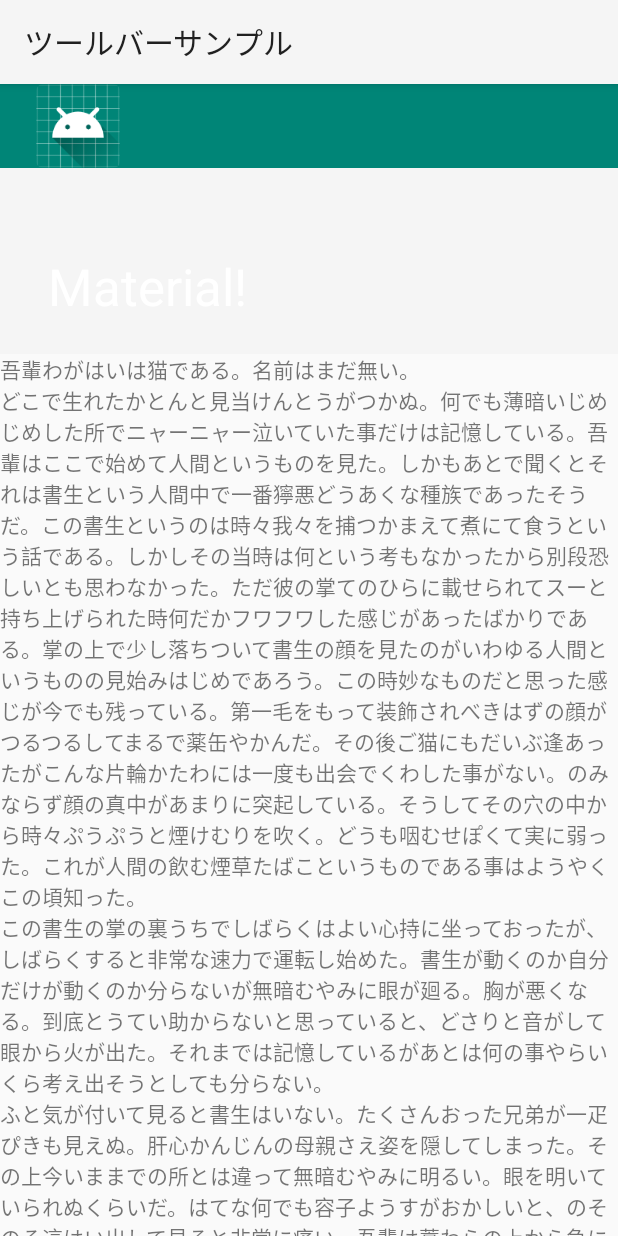
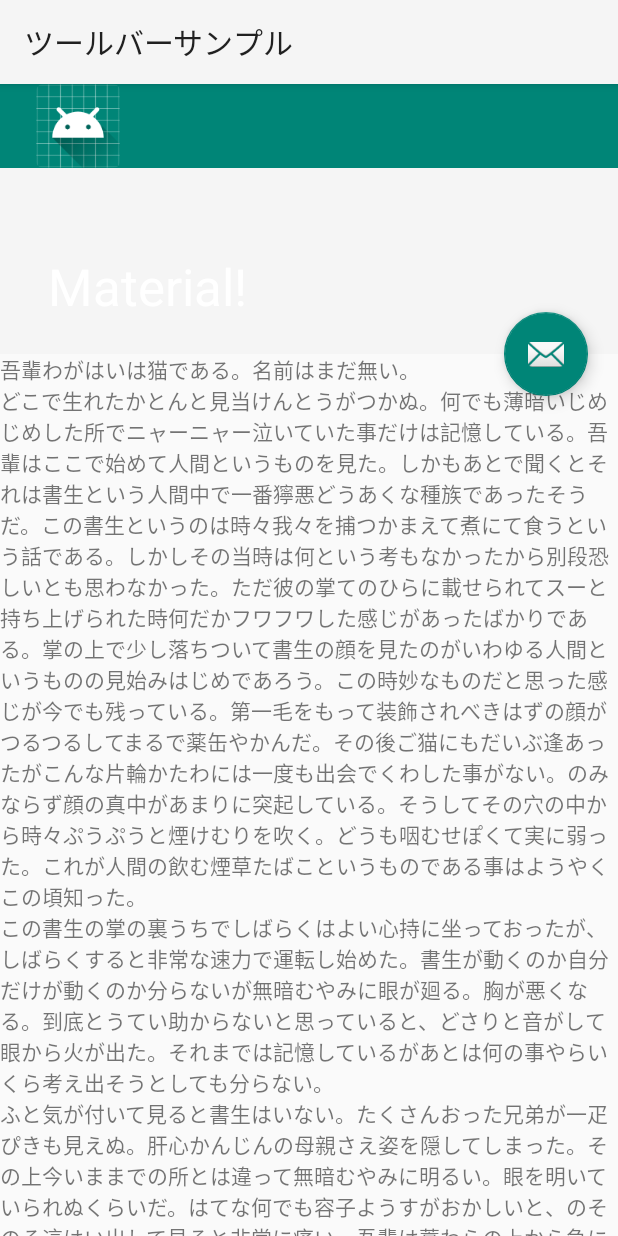
Before and after one commit to NoirTomiyama/KotlinSamples, an Android app: the screen it shows after launch (MainActivity), on a phone screen of 412 x 824 dp. Run offline under Robolectric (Android 15) with nearby library versions, the phone set to English and light mode, and no system bars; 1 statement that could not run was skipped.

Commit message:
introduce fab

```diff
--- a/CoordinatorLayoutSample/app/src/main/res/layout/activity_main.xml
+++ b/CoordinatorLayoutSample/app/src/main/res/layout/activity_main.xml
@@ -36,4 +36,13 @@
       android:text="@string/tv_article" />
 
   </androidx.core.widget.NestedScrollView>
+
+  <com.google.android.material.floatingactionbutton.FloatingActionButton
+    android:id="@+id/fabEmail"
+    android:layout_width="wrap_content"
+    android:layout_height="wrap_content"
+    android:layout_margin="20dp"
+    app:layout_anchor="@id/appbar"
+    app:layout_anchorGravity="bottom|end"
+    app:srcCompat="@android:drawable/ic_dialog_email" />
 </androidx.coordinatorlayout.widget.CoordinatorLayout>
```
